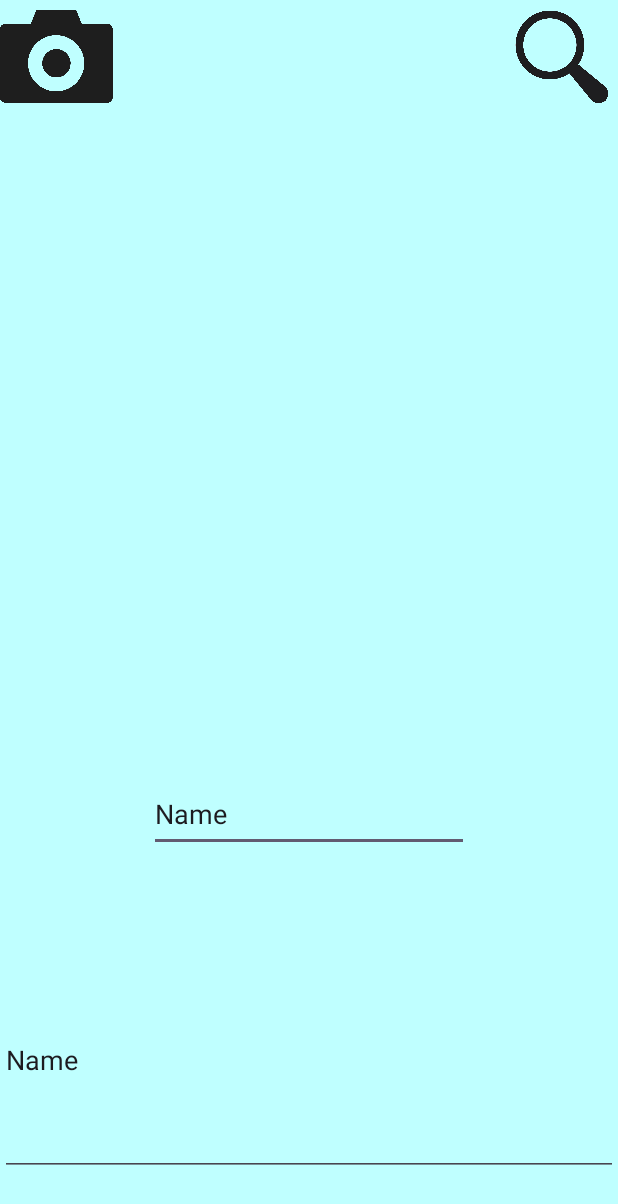
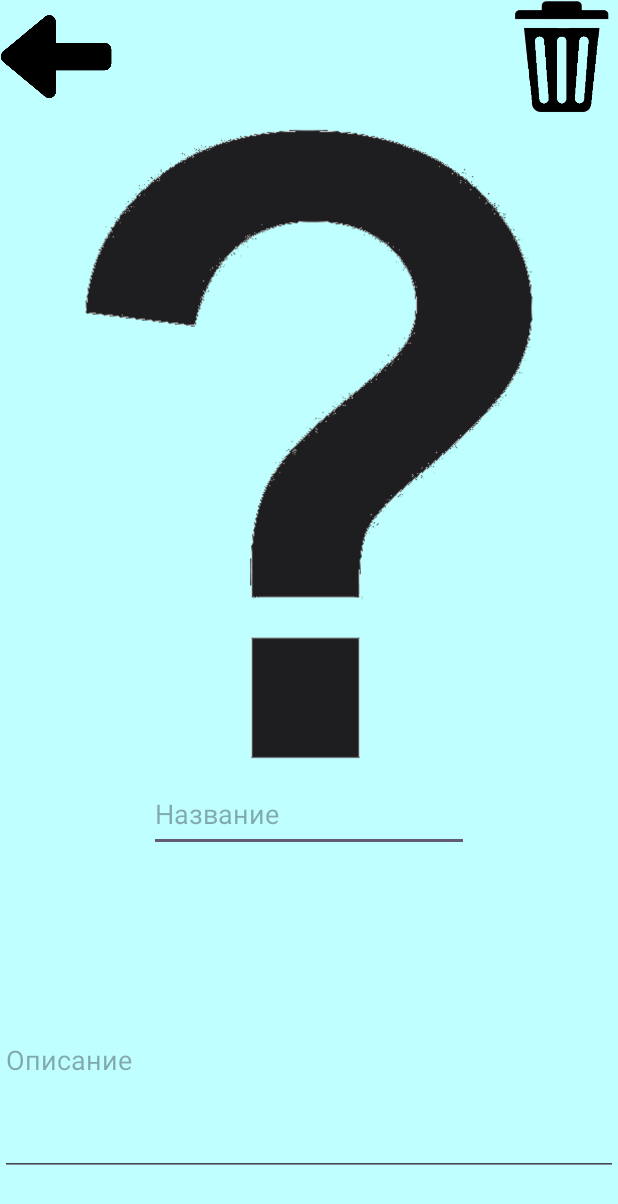
Before and after one commit to Nemo121007/Practice-on-Java-and-android-studio, an Android app: the PhotoActivity screen opened directly, with no data from a screen before it, on a phone screen of 412 x 824 dp. Shown: the top 1204 px of the screen. Run offline under Robolectric (Android 15) with nearby library versions, the phone set to English and light mode, and no system bars; 3 statements that could not run were skipped.

Commit message:
Сохранения

```diff
--- /dev/null
+++ b/PhotoGallery/app/src/main/java/Photo/OnItemClickListener.java
@@ -0,0 +1,5 @@
+package Photo;
+
+public interface OnItemClickListener {
+    void onItemClick(int position);
+}
--- a/PhotoGallery/app/src/main/java/com/example/photogallery/PhotoActivity.java
+++ b/PhotoGallery/app/src/main/java/com/example/photogallery/PhotoActivity.java
@@ -1,40 +1,127 @@
 package com.example.photogallery;
 
+import android.net.Uri;
 import android.os.Bundle;
+import android.view.GestureDetector;
+import android.view.MotionEvent;
 import android.widget.EditText;
 import android.widget.ImageButton;
 import android.widget.ImageView;
 
-import androidx.activity.EdgeToEdge;
+import androidx.annotation.NonNull;
 import androidx.appcompat.app.AppCompatActivity;
-import androidx.core.graphics.Insets;
-import androidx.core.view.ViewCompat;
-import androidx.core.view.WindowInsetsCompat;
 
+import Photo.PhotoCollection;
+import com.bumptech.glide.Glide;
 import com.google.android.material.chip.ChipGroup;
 
+import java.io.File;
+
+import Photo.Photo;
+
 public class PhotoActivity extends AppCompatActivity {
-    ImageButton cameraButton, searchButton;
+    ImageButton backButton, deleteButton;
     ImageView image;
     EditText editNameText, editTextDescryption;
     ChipGroup tagContainer;
+    Photo photo;
+    PhotoCollection photoCollection;
 
     @Override
     protected void onCreate(Bundle savedInstanceState) {
         super.onCreate(savedInstanceState);
-        EdgeToEdge.enable(this);
         setContentView(R.layout.activity_photo);
-        ViewCompat.setOnApplyWindowInsetsListener(findViewById(R.id.main), (v, insets) -> {
-            Insets systemBars = insets.getInsets(WindowInsetsCompat.Type.systemBars());
-            v.setPadding(systemBars.left, systemBars.top, systemBars.right, systemBars.bottom);
-            return insets;
-        });
 
-        cameraButton = findViewById(R.id.imageCameraButton);
-        searchButton = findViewById(R.id.imageSearchButton);
+        // region Инициализация объектов
+        backButton = findViewById(R.id.imageBackButton);
+        deleteButton = findViewById(R.id.imageDeleteButton);
         image = findViewById(R.id.imagePhotoView);
         editNameText = findViewById(R.id.editNameText);
         editTextDescryption = findViewById(R.id.editDescryptionText);
         tagContainer = findViewById(R.id.tagContainer);
+        // endregion
+
+        // region Обработка нажатий кнопок
+        backButton.setOnClickListener(v -> {
+            finish();
+        });
+
+        deleteButton.setOnClickListener(v -> {
+            // TODO: Обработать удаление
+            finish();
+        });
+        // endregion
+
+        photo = (Photo) getIntent().getSerializableExtra("photo");
+        photoCollection = (PhotoCollection) getIntent().getSerializableExtra("photoCollection");
+        // Получите путь к изображению из вашего объекта Photo
+        assert photo != null;
+        String imagePath = photo.getPath();
+
+        // Создайте URI из пути к файлу
+        File imageFile = new File(imagePath);
+        Uri imageUri = Uri.fromFile(imageFile);
+
+        // Загрузите изображение в ImageView с помощью Glide
+        Glide.with(this)
+                .load(imageUri)
+                .placeholder(R.drawable.question) // изображение-заполнитель
+                .error(R.drawable.question) // изображение при ошибке
+                .into(image);
+
+        GestureDetector gestureDetector = new GestureDetector(this, new MyGestureListener());
+        image.setOnTouchListener((v, event) -> gestureDetector.onTouchEvent(event));
+    }
+
+    private void showPreviousData() {
+        // Логика для получения предыдущего набора данных
+        // и обновления полей: editNameText, editTextDescryption, tagContainer
+        Photo previousPhoto = photoCollection.past(); //  ваш метод для получения предыдущего фото
+        if (previousPhoto != null) {
+            updateFields(previousPhoto);
+        }
+    }
+
+    private void showNextData() {
+        // Логика для получения следующего набора данных
+        // и обновления полей: editNameText, editTextDescryption, tagContainer
+        Photo nextPhoto = photoCollection.next(); //  ваш метод для получения следующего фото
+        if (nextPhoto != null) {
+            updateFields(nextPhoto);
+        }
+    }
+
+    private void updateFields(@NonNull Photo photo) {
+        editNameText.setText(photo.getName()); //  предполагается, что у Photo есть метод getName()
+        editTextDescryption.setText(photo.getDescryption()); // предполагается, что у Photo есть метод getDescription()
+        //  обновление tagContainer в зависимости от тегов фото
+    }
+
+    class MyGestureListener extends GestureDetector.SimpleOnGestureListener {
+        @Override
+        public boolean onFling(MotionEvent e1, MotionEvent e2, float velocityX, float velocityY) {
+            if (Math.abs(velocityX) > Math.abs(velocityY)) {
+                if (velocityX > 0) {
+                    // Свайп вправо - показать предыдущий набор данных
+                    showPreviousData();
+                } else {
+                    // Свайп влево - показать следующий набор данных
+                    showNextData();
+                }
+                return true;
+            }
+            return false;
+        }
+    }
+
+    @Override
+    protected void onDestroy() {
+        super.onDestroy();
+         if (!photo.getName().equals(editNameText.getText().toString())){
+             MainActivity.updatePhoto(photo.getId(), editNameText.getText().toString());
+        }
+        if (!photo.getDescryption().equals(editTextDescryption.getText().toString())){
+            MainActivity.updatePhoto(photo.getId(), null, editTextDescryption.getText().toString());
+        }
     }
 }
--- a/PhotoGallery/app/src/main/res/layout/activity_main.xml
+++ b/PhotoGallery/app/src/main/res/layout/activity_main.xml
@@ -46,6 +46,7 @@
         android:id="@+id/recyclerView"
         android:layout_width="0dp"
         android:layout_height="0dp"
+        android:layout_marginBottom="50dp"
         app:layout_constraintBottom_toBottomOf="parent"
         app:layout_constraintEnd_toEndOf="parent"
         app:layout_constraintStart_toStartOf="parent"
--- a/PhotoGallery/app/src/main/res/layout/activity_photo.xml
+++ b/PhotoGallery/app/src/main/res/layout/activity_photo.xml
@@ -19,13 +19,13 @@
         app:layout_constraintTop_toTopOf="parent">
 
         <ImageButton
-            android:id="@+id/imageCameraButton"
+            android:id="@+id/imageBackButton"
             android:layout_width="75dp"
             android:layout_height="75dp"
             android:background="@color/background"
             android:contentDescription="@string/cancel_button_descryption"
             android:scaleType="fitCenter"
-            app:srcCompat="@drawable/camera" />
+            app:srcCompat="@drawable/back" />
 
         <Space
             android:layout_width="0dp"
@@ -33,13 +33,13 @@
             android:layout_weight="1" />
 
         <ImageButton
-            android:id="@+id/imageSearchButton"
+            android:id="@+id/imageDeleteButton"
             android:layout_width="75dp"
             android:layout_height="75dp"
             android:background="@color/background"
-            android:contentDescription="@string/search_button_descryption"
+            android:contentDescription="@string/delete"
             android:scaleType="fitCenter"
-            app:srcCompat="@drawable/search" />
+            app:srcCompat="@drawable/basket" />
 
     </LinearLayout>
 
@@ -48,6 +48,7 @@
         android:layout_width="0dp"
         android:layout_height="0dp"
         android:layout_marginTop="8dp"
+        android:contentDescription="@string/image"
         android:scaleType="fitCenter"
         app:layout_constraintBottom_toTopOf="@+id/editNameText"
         app:layout_constraintEnd_toEndOf="parent"
@@ -60,12 +61,14 @@
         android:layout_width="wrap_content"
         android:layout_height="50dp"
         android:layout_marginTop="8dp"
+        android:autofillHints=""
         android:ems="10"
         android:inputType="text"
-        android:text="Name"
+        android:hint="@string/name"
         app:layout_constraintEnd_toEndOf="parent"
         app:layout_constraintStart_toStartOf="parent"
-        app:layout_constraintTop_toBottomOf="@+id/imagePhotoView" />
+        app:layout_constraintTop_toBottomOf="@+id/imagePhotoView"
+        tools:ignore="LabelFor" />
 
     <com.google.android.material.chip.ChipGroup
         android:id="@+id/tagContainer"
@@ -82,13 +85,15 @@
         android:layout_height="100dp"
         android:layout_marginTop="8dp"
         android:layout_marginBottom="40dp"
+        android:autofillHints=""
         android:ems="10"
         android:gravity="top"
         android:inputType="text"
-        android:text="Name"
+        android:hint="@string/descryption"
         app:layout_constraintBottom_toBottomOf="parent"
         app:layout_constraintEnd_toEndOf="parent"
         app:layout_constraintStart_toStartOf="parent"
-        app:layout_constraintTop_toBottomOf="@+id/tagContainer" />
+        app:layout_constraintTop_toBottomOf="@+id/tagContainer"
+        tools:ignore="LabelFor" />
 
 </androidx.constraintlayout.widget.ConstraintLayout>
--- a/PhotoGallery/app/src/main/res/values/strings.xml
+++ b/PhotoGallery/app/src/main/res/values/strings.xml
@@ -4,5 +4,7 @@
     <string name="search_button_descryption">Поиск</string>
     <string name="name">Название</string>
     <string name="tags">Теги</string>
-    <string name="descpyption">Описание</string>
+    <string name="descryption">Описание</string>
+    <string name="delete">Удалить</string>
+    <string name="image">Изображение</string>
 </resources>
```
Also changed, not shown: PhotoGallery/app/src/main/java/Photo/Photo.java (+7 -17 lines), PhotoGallery/app/src/main/java/Photo/PhotoAdapter.java (+11 -0 lines), PhotoGallery/app/src/main/java/Photo/PhotoCollection.java (+98 -26 lines), PhotoGallery/app/src/main/java/com/example/photogallery/MainActivity.java (+76 -47 lines), PhotoGallery/app/src/main/java/com/example/photogallery/SearchActivity.java (+17 -13 lines), PhotoGallery/app/src/main/res/layout/activity_search.xml (+13 -9 lines), PhotoGallery/app/src/main/res/drawable/basket.png (added), PhotoGallery/app/src/main/res/drawable/ok.png (added).
